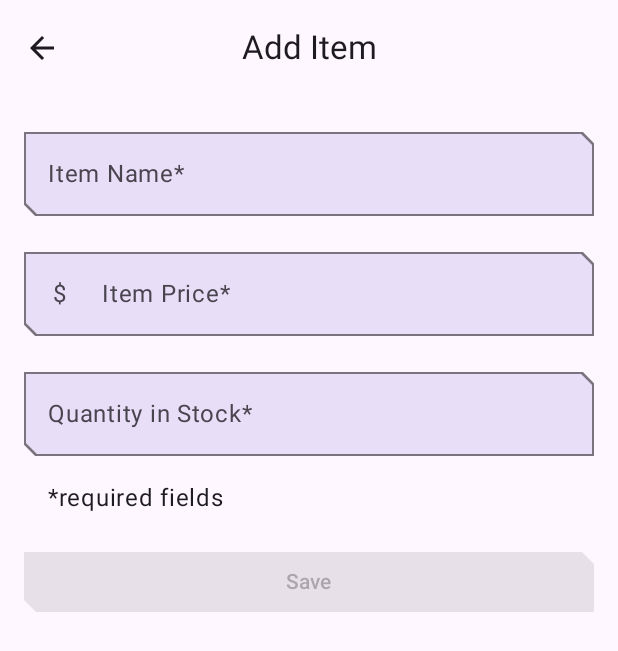
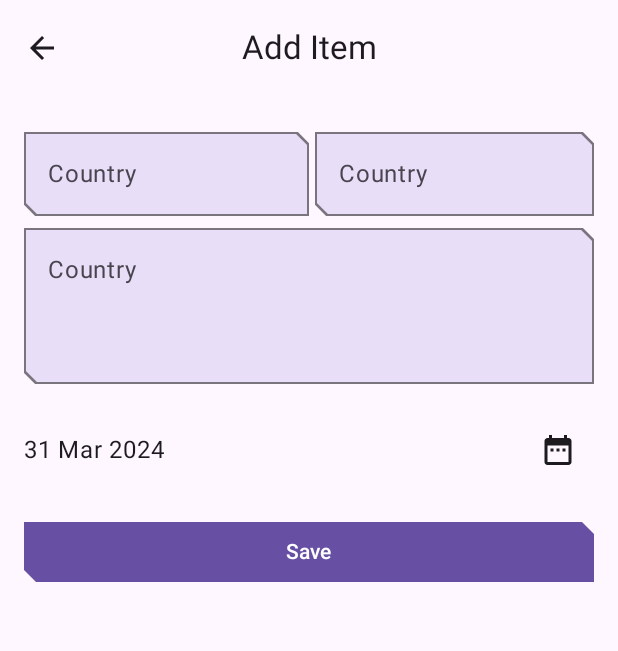
Before and after one commit to YahefuYusufu/LovelyTrip, an Android app built with Jetpack Compose: the ItemEntryScreen screen opened through its navigation route, on a phone screen of 412 x 824 dp. Shown: the top 651 px of the screen. Run offline under Robolectric (Android 15) with nearby library versions, the phone set to English and light mode, and no system bars; libraries missing offline, so code that uses them is left out: com.maxkeppeker.sheets, com.maxkeppeler.sheets.

Commit message:
saving the picked date to data base

```diff
--- a/app/build.gradle.kts
+++ b/app/build.gradle.kts
@@ -78,4 +78,8 @@ dependencies {
 
     //Splash API
     implementation(libs.androidx.core.splashscreen)
+
+    // Implementing the `core` module is mandatory for using other use cases.
+    implementation("com.maxkeppeler.sheets-compose-dialogs:core:1.0.2")
+    implementation("com.maxkeppeler.sheets-compose-dialogs:calendar:1.0.2")
 }
--- /dev/null
+++ b/app/src/main/java/com/example/inventory/components/DatePicker.kt
@@ -0,0 +1,60 @@
+package com.example.inventory.components
+
+import android.util.Log
+import androidx.compose.material3.Button
+import androidx.compose.material3.DatePicker
+import androidx.compose.material3.DatePickerDialog
+import androidx.compose.material3.DatePickerState
+import androidx.compose.material3.ExperimentalMaterial3Api
+import androidx.compose.material3.Text
+import androidx.compose.material3.TextButton
+import androidx.compose.runtime.Composable
+import com.maxkeppeker.sheets.core.models.base.rememberSheetState
+import com.maxkeppeler.sheets.calendar.CalendarDialog
+import com.maxkeppeler.sheets.calendar.models.CalendarConfig
+import com.maxkeppeler.sheets.calendar.models.CalendarSelection
+import java.time.Instant
+import java.time.LocalDate
+import java.time.ZoneId
+import java.time.format.DateTimeFormatter
+
+@OptIn(ExperimentalMaterial3Api::class)
+@Composable
+fun DatePicker(
+    state: DatePickerState,
+    isOpen: Boolean,
+    confirmButtonText: String = "OK",
+    dismissButtonText: String = "Cancel",
+    onDismissRequest: () -> Unit,
+    onConfirmButtonClicked: () -> Unit
+) {
+    if (isOpen) {
+        DatePickerDialog(
+            onDismissRequest = onDismissRequest,
+            confirmButton = {
+                TextButton(onClick = onConfirmButtonClicked) {
+                    Text(text = confirmButtonText)
+                }
+            },
+            dismissButton = {
+                TextButton(onClick = onDismissRequest) {
+                    Text(text = dismissButtonText)
+                }
+            }
+        ) {
+            DatePicker(
+                state = state
+            )
+        }
+    }
+}
+
+fun Long?.changeMillisToDateString(): String {
+    val date: LocalDate = this?.let {
+        Instant
+            .ofEpochMilli(it)
+            .atZone(ZoneId.systemDefault())
+            .toLocalDate()
+    } ?: LocalDate.now()
+    return date.format(DateTimeFormatter.ofPattern("dd MMM yyyy"))
+}
--- a/app/src/main/java/com/example/inventory/data/ItemDao.kt
+++ b/app/src/main/java/com/example/inventory/data/ItemDao.kt
@@ -30,7 +30,7 @@ import kotlinx.coroutines.flow.Flow
 @Dao
 interface ItemDao {
 
-    @Query("SELECT * from items ORDER BY name ASC")
+    @Query("SELECT * from items ORDER BY country & city ASC")
     fun getAllItems(): Flow<List<Item>>
 
     @Query("SELECT * from items WHERE id = :id")
--- a/app/src/main/java/com/example/inventory/data/LovelyTripDatabase.kt
+++ b/app/src/main/java/com/example/inventory/data/LovelyTripDatabase.kt
@@ -24,7 +24,7 @@ import androidx.room.RoomDatabase
 /**
  * Database class with a singleton Instance object.
  */
-@Database(entities = [Item::class], version = 1, exportSchema = false)
+@Database(entities = [Item::class], version = 2, exportSchema = false)
 abstract class LovelyTripDatabase : RoomDatabase() {
 
     abstract fun itemDao(): ItemDao
--- a/app/src/main/java/com/example/inventory/ui/item/ItemEntryScreen.kt
+++ /dev/null
@@ -1,175 +0,0 @@
-
-package com.example.inventory.ui.item
-
-import androidx.compose.foundation.layout.Arrangement
-import androidx.compose.foundation.layout.Column
-import androidx.compose.foundation.layout.fillMaxWidth
-import androidx.compose.foundation.layout.padding
-import androidx.compose.foundation.rememberScrollState
-import androidx.compose.foundation.text.KeyboardOptions
-import androidx.compose.foundation.verticalScroll
-import androidx.compose.material3.Button
-import androidx.compose.material3.ExperimentalMaterial3Api
-import androidx.compose.material3.MaterialTheme
-import androidx.compose.material3.OutlinedTextField
-import androidx.compose.material3.OutlinedTextFieldDefaults
-import androidx.compose.material3.Scaffold
-import androidx.compose.material3.Text
-import androidx.compose.runtime.Composable
-import androidx.compose.runtime.rememberCoroutineScope
-import androidx.compose.ui.Modifier
-import androidx.compose.ui.res.dimensionResource
-import androidx.compose.ui.res.stringResource
-import androidx.compose.ui.text.input.KeyboardType
-import androidx.compose.ui.tooling.preview.Preview
-import androidx.lifecycle.viewmodel.compose.viewModel
-import com.example.inventory.InventoryTopAppBar
-import com.example.inventory.R
-import com.example.inventory.ui.AppViewModelProvider
-import com.example.inventory.ui.navigation.NavigationDestination
-import com.example.inventory.ui.theme.InventoryTheme
-import kotlinx.coroutines.launch
-import java.util.Currency
-import java.util.Locale
-
-object ItemEntryDestination : NavigationDestination {
-    override val route = "item_entry"
-    override val titleRes = R.string.item_entry_title
-}
-
-@OptIn(ExperimentalMaterial3Api::class)
-@Composable
-fun ItemEntryScreen(
-    navigateBack: () -> Unit,
-    onNavigateUp: () -> Unit,
-    canNavigateBack: Boolean = true,
-    viewModel: ItemEntryViewModel = viewModel(factory = AppViewModelProvider.Factory)
-) {
-    val coroutineScope = rememberCoroutineScope()
-    Scaffold(
-        topBar = {
-            InventoryTopAppBar(
-                title = stringResource(ItemEntryDestination.titleRes),
-                canNavigateBack = canNavigateBack,
-                navigateUp = onNavigateUp
-            )
-        }
-    ) { innerPadding ->
-        ItemEntryBody(
-            itemUiState = viewModel.itemUiState,
-            onItemValueChange = viewModel::updateUiState,
-            onSaveClick = {
-                coroutineScope.launch {
-                    viewModel.saveItem()
-                    navigateBack()
-                }
-            },
-            modifier = Modifier
-                .padding(innerPadding)
-                .verticalScroll(rememberScrollState())
-                .fillMaxWidth()
-        )
-    }
-}
-
-@Composable
-fun ItemEntryBody(
-    itemUiState: ItemUiState,
-    onItemValueChange: (ItemDetails) -> Unit,
-    onSaveClick: () -> Unit,
-    modifier: Modifier = Modifier
-) {
-    Column(
-        modifier = modifier.padding(dimensionResource(id = R.dimen.padding_medium)),
-        verticalArrangement = Arrangement.spacedBy(dimensionResource(id = R.dimen.padding_large))
-    ) {
-        ItemInputForm(
-            itemDetails = itemUiState.itemDetails,
-            onValueChange = onItemValueChange,
-            modifier = Modifier.fillMaxWidth()
-        )
-        Button(
-            onClick = onSaveClick,
-            enabled = itemUiState.isEntryValid,
-            shape = MaterialTheme.shapes.small,
-            modifier = Modifier.fillMaxWidth()
-        ) {
-            Text(text = stringResource(R.string.save_action))
-        }
-    }
-}
-
-@OptIn(ExperimentalMaterial3Api::class)
-@Composable
-fun ItemInputForm(
-    itemDetails: ItemDetails,
-    modifier: Modifier = Modifier,
-    onValueChange: (ItemDetails) -> Unit = {},
-    enabled: Boolean = true
-) {
-    Column(
-        modifier = modifier,
-        verticalArrangement = Arrangement.spacedBy(dimensionResource(id = R.dimen.padding_medium))
-    ) {
-        OutlinedTextField(
-            value = itemDetails.name,
-            onValueChange = { onValueChange(itemDetails.copy(name = it)) },
-            label = { Text(stringResource(R.string.item_name_req)) },
-            colors = OutlinedTextFieldDefaults.colors(
-                focusedContainerColor = MaterialTheme.colorScheme.secondaryContainer,
-                unfocusedContainerColor = MaterialTheme.colorScheme.secondaryContainer,
-                disabledContainerColor = MaterialTheme.colorScheme.secondaryContainer,
-            ),
-            modifier = Modifier.fillMaxWidth(),
-            enabled = enabled,
-            singleLine = true
-        )
-        OutlinedTextField(
-            value = itemDetails.price,
-            onValueChange = { onValueChange(itemDetails.copy(price = it)) },
-            keyboardOptions = KeyboardOptions(keyboardType = KeyboardType.Decimal),
-            label = { Text(stringResource(R.string.item_price_req)) },
-            colors = OutlinedTextFieldDefaults.colors(
-                focusedContainerColor = MaterialTheme.colorScheme.secondaryContainer,
-                unfocusedContainerColor = MaterialTheme.colorScheme.secondaryContainer,
-                disabledContainerColor = MaterialTheme.colorScheme.secondaryContainer,
-            ),
-            leadingIcon = { Text(Currency.getInstance(Locale.getDefault()).symbol) },
-            modifier = Modifier.fillMaxWidth(),
-            enabled = enabled,
-            singleLine = true
-        )
-        OutlinedTextField(
-            value = itemDetails.quantity,
-            onValueChange = { onValueChange(itemDetails.copy(quantity = it)) },
-            keyboardOptions = KeyboardOptions(keyboardType = KeyboardType.Number),
-            label = { Text(stringResource(R.string.quantity_req)) },
-            colors = OutlinedTextFieldDefaults.colors(
-                focusedContainerColor = MaterialTheme.colorScheme.secondaryContainer,
-                unfocusedContainerColor = MaterialTheme.colorScheme.secondaryContainer,
-                disabledContainerColor = MaterialTheme.colorScheme.secondaryContainer,
-            ),
-            modifier = Modifier.fillMaxWidth(),
-            enabled = enabled,
-            singleLine = true
-        )
-        if (enabled) {
-            Text(
-                text = stringResource(R.string.required_fields),
-                modifier = Modifier.padding(start = dimensionResource(id = R.dimen.padding_medium))
-            )
-        }
-    }
-}
-
-@Preview(showBackground = true)
-@Composable
-private fun ItemEntryScreenPreview() {
-    InventoryTheme {
-        ItemEntryBody(itemUiState = ItemUiState(
-            ItemDetails(
-                name = "Item name", price = "10.00", quantity = "5"
-            )
-        ), onItemValueChange = {}, onSaveClick = {})
-    }
-}
--- a/app/src/main/java/com/example/inventory/ui/item/ItemEditScreen.kt
+++ b/app/src/main/java/com/example/inventory/ui/screens/ItemEditScreen.kt
@@ -1,5 +1,5 @@
 
-package com.example.inventory.ui.item
+package com.example.inventory.ui.screens
 
 import androidx.compose.foundation.layout.padding
 import androidx.compose.material3.ExperimentalMaterial3Api
@@ -13,6 +13,7 @@ import androidx.lifecycle.viewmodel.compose.viewModel
 import com.example.inventory.InventoryTopAppBar
 import com.example.inventory.R
 import com.example.inventory.ui.AppViewModelProvider
+import com.example.inventory.ui.viewModels.ItemEditViewModel
 import com.example.inventory.ui.navigation.NavigationDestination
 import com.example.inventory.ui.theme.InventoryTheme
 import kotlinx.coroutines.launch
--- /dev/null
+++ b/app/src/main/java/com/example/inventory/ui/screens/ItemEntryScreen.kt
@@ -0,0 +1,296 @@
+
+package com.example.inventory.ui.screens
+
+import android.os.Build
+import androidx.annotation.RequiresApi
+import androidx.compose.foundation.layout.Arrangement
+import androidx.compose.foundation.layout.Column
+import androidx.compose.foundation.layout.Row
+import androidx.compose.foundation.layout.fillMaxWidth
+import androidx.compose.foundation.layout.padding
+import androidx.compose.foundation.rememberScrollState
+import androidx.compose.foundation.text.KeyboardOptions
+import androidx.compose.foundation.verticalScroll
+import androidx.compose.material.icons.Icons
+import androidx.compose.material.icons.filled.DateRange
+import androidx.compose.material3.Button
+import androidx.compose.material3.ExperimentalMaterial3Api
+import androidx.compose.material3.Icon
+import androidx.compose.material3.IconButton
+import androidx.compose.material3.MaterialTheme
+import androidx.compose.material3.OutlinedTextField
+import androidx.compose.material3.OutlinedTextFieldDefaults
+import androidx.compose.material3.Scaffold
+import androidx.compose.material3.Text
+import androidx.compose.material3.rememberDatePickerState
+import androidx.compose.runtime.Composable
+import androidx.compose.runtime.getValue
+import androidx.compose.runtime.mutableStateOf
+import androidx.compose.runtime.rememberCoroutineScope
+import androidx.compose.runtime.saveable.rememberSaveable
+import androidx.compose.runtime.setValue
+import androidx.compose.ui.Alignment
+import androidx.compose.ui.Modifier
+import androidx.compose.ui.res.dimensionResource
+import androidx.compose.ui.res.stringResource
+import androidx.compose.ui.text.input.KeyboardType
+import androidx.compose.ui.tooling.preview.Preview
+import androidx.compose.ui.unit.dp
+import androidx.lifecycle.viewmodel.compose.viewModel
+import com.example.inventory.InventoryTopAppBar
+import com.example.inventory.R
+import com.example.inventory.components.DatePicker
+import com.example.inventory.components.changeMillisToDateString
+import com.example.inventory.ui.AppViewModelProvider
+import com.example.inventory.ui.viewModels.ItemDetails
+import com.example.inventory.ui.viewModels.ItemEntryViewModel
+import com.example.inventory.ui.viewModels.ItemUiState
+import com.example.inventory.ui.navigation.NavigationDestination
+import com.example.inventory.ui.theme.InventoryTheme
+import kotlinx.coroutines.launch
+import java.time.Instant
+import java.util.Currency
+import java.util.Locale
+
+object ItemEntryDestination : NavigationDestination {
+    override val route = "item_entry"
+    override val titleRes = R.string.item_entry_title
+}
+
+@RequiresApi(Build.VERSION_CODES.O)
+@OptIn(ExperimentalMaterial3Api::class)
+@Composable
+fun ItemEntryScreen(
+    navigateBack: () -> Unit,
+    onNavigateUp: () -> Unit,
+    canNavigateBack: Boolean = true,
+    viewModel: ItemEntryViewModel = viewModel(factory = AppViewModelProvider.Factory)
+) {
+    val coroutineScope = rememberCoroutineScope()
+    Scaffold(
+        topBar = {
+            InventoryTopAppBar(
+                title = stringResource(ItemEntryDestination.titleRes),
+                canNavigateBack = canNavigateBack,
+                navigateUp = onNavigateUp
+            )
+        }
+    ) { innerPadding ->
+        ItemEntryBody(
+            itemUiState = viewModel.itemUiState,
+            onItemValueChange = viewModel::updateUiState,
+            onSaveClick = {
+                coroutineScope.launch {
+                    viewModel.saveItem()
+                    navigateBack()
+                }
+            },
+            modifier = Modifier
+                .padding(innerPadding)
+                .verticalScroll(rememberScrollState())
+                .fillMaxWidth()
+        )
+    }
+}
+
+@RequiresApi(Build.VERSION_CODES.O)
+@OptIn(ExperimentalMaterial3Api::class)
+@Composable
+fun ItemEntryBody(
+    itemUiState: ItemUiState,
+    onItemValueChange: (ItemDetails) -> Unit,
+    onSaveClick: () -> Unit,
+    modifier: Modifier = Modifier
+) {
+    var isDataPickerDialogOpen by rememberSaveable  { mutableStateOf(false) }
+    val datePickerState = rememberDatePickerState(
+        initialSelectedDateMillis = Instant.now().toEpochMilli())
+
+    Column(
+        modifier = modifier.padding(dimensionResource(id = R.dimen.padding_medium)),
+        verticalArrangement = Arrangement.spacedBy(dimensionResource(id = R.dimen.padding_large))
+    ) {
+        ItemInputForm(
+            itemDetails = itemUiState.itemDetails,
+            onValueChange = onItemValueChange,
+            modifier = Modifier.fillMaxWidth()
+        )
+        DatePicker(
+            state = datePickerState,
+            isOpen = isDataPickerDialogOpen,
+            onDismissRequest = {
+                isDataPickerDialogOpen =false
+            },
+            onConfirmButtonClicked = {
+                isDataPickerDialogOpen = false
+            })
+        Row(
+            modifier = Modifier
+                .fillMaxWidth(),
+            horizontalArrangement = Arrangement.SpaceBetween,
+            verticalAlignment = Alignment.CenterVertically
+        ){
+            Text(
+                text = datePickerState.selectedDateMillis.changeMillisToDateString(),
+                style = MaterialTheme.typography.bodyLarge
+            )
+
+            IconButton(
+                onClick = {
+                    isDataPickerDialogOpen = true
+                }) {
+                Icon(
+                    imageVector = Icons.Default.DateRange,
+                    contentDescription = null
+                )
+            }
+        }
+        Button(
+            onClick = onSaveClick,
+            shape = MaterialTheme.shapes.small,
+            modifier = Modifier.fillMaxWidth()
+        ) {
+            Text(text = stringResource(R.string.save_action))
+        }
+    }
+}
+
+
+
+@Composable
+fun ItemInputForm(
+    itemDetails: ItemDetails,
+    modifier: Modifier = Modifier,
+    onValueChange: (ItemDetails) -> Unit = {},
+    enabled: Boolean = true
+) {
+    Column {
+        Row(
+            modifier = Modifier.fillMaxWidth(),
+            horizontalArrangement = Arrangement.SpaceBetween
+        ){
+            OutlinedTextField(
+                value = itemDetails.country,
+                onValueChange = { onValueChange(itemDetails.copy(country = it)) },
+                label = { Text(stringResource(R.string.country)) },
+                colors = OutlinedTextFieldDefaults.colors(
+                    focusedContainerColor = MaterialTheme.colorScheme.secondaryContainer,
+                    unfocusedContainerColor = MaterialTheme.colorScheme.secondaryContainer,
+                    disabledContainerColor = MaterialTheme.colorScheme.secondaryContainer,
+                ),
+                modifier = Modifier.weight(1f),
+                enabled = enabled,
+                singleLine = true
+            )
+            OutlinedTextField(
+                value = itemDetails.city,
+                onValueChange = { onValueChange(itemDetails.copy(city = it)) },
+                label = { Text(stringResource(R.string.city)) },
+                colors = OutlinedTextFieldDefaults.colors(
+                    focusedContainerColor = MaterialTheme.colorScheme.secondaryContainer,
+                    unfocusedContainerColor = MaterialTheme.colorScheme.secondaryContainer,
+                    disabledContainerColor = MaterialTheme.colorScheme.secondaryContainer,
+                ),
+                modifier = Modifier
+                    .weight(1f)
+                    .padding(start = 4.dp)
+                ,
+                enabled = enabled,
+                singleLine = true
+            )
+        }
+        OutlinedTextField(
+            value = itemDetails.summary,
+            onValueChange = { onValueChange(itemDetails.copy(summary = it)) },
+            label = { Text(stringResource(R.string.summary)) },
+            minLines = 3,
+            maxLines = 5,
+            colors = OutlinedTextFieldDefaults.colors(
+                focusedContainerColor = MaterialTheme.colorScheme.secondaryContainer,
+                unfocusedContainerColor = MaterialTheme.colorScheme.secondaryContainer,
+                disabledContainerColor = MaterialTheme.colorScheme.secondaryContainer,
+            ),
+            modifier = Modifier.fillMaxWidth(),
+            enabled = enabled,
+            singleLine = false,
+        )
+    }
+
+}
+
+@RequiresApi(Build.VERSION_CODES.O)
+@Preview(showBackground = true)
+@Composable
+private fun ItemEntryScreenPreview() {
+    InventoryTheme {
+        ItemEntryBody(itemUiState = ItemUiState(
+            ItemDetails(
+                country = "Sweden", city = "Malmo", summary = "Visited to a lot place."
+            )
+        ), onItemValueChange = {}, onSaveClick = {})
+    }
+}
+
+
+
+//@Composable
+//fun ItemInputForm(
+//    itemDetails: ItemDetails,
+//    modifier: Modifier = Modifier,
+//    onValueChange: (ItemDetails) -> Unit = {},
+////    enabled: Boolean = true
+//) {
+//    Column(
+//        modifier = modifier,
+//        verticalArrangement = Arrangement.spacedBy(dimensionResource(id = R.dimen.padding_medium))
+//    ) {
+//        OutlinedTextField(
+//            value = itemDetails.name,
+//            onValueChange = { onValueChange(itemDetails.copy(name = it)) },
+//            label = { Text(stringResource(R.string.item_name_req)) },
+//            colors = OutlinedTextFieldDefaults.colors(
+//                focusedContainerColor = MaterialTheme.colorScheme.secondaryContainer,
+//                unfocusedContainerColor = MaterialTheme.colorScheme.secondaryContainer,
+//                disabledContainerColor = MaterialTheme.colorScheme.secondaryContainer,
+//            ),
+//            modifier = Modifier.fillMaxWidth(),
+////            enabled = enabled,
+//            singleLine = true
+//        )
+//        OutlinedTextField(
+//            value = itemDetails.price,
+//            onValueChange = { onValueChange(itemDetails.copy(price = it)) },
+//            keyboardOptions = KeyboardOptions(keyboardType = KeyboardType.Decimal),
+//            label = { Text(stringResource(R.string.item_price_req)) },
+//            colors = OutlinedTextFieldDefaults.colors(
+//                focusedContainerColor = MaterialTheme.colorScheme.secondaryContainer,
+//                unfocusedContainerColor = MaterialTheme.colorScheme.secondaryContainer,
+//                disabledContainerColor = MaterialTheme.colorScheme.secondaryContainer,
+//            ),
+//            leadingIcon = { Text(Currency.getInstance(Locale.getDefault()).symbol) },
+//            modifier = Modifier.fillMaxWidth(),
+////            enabled = enabled,
+//            singleLine = true
+//        )
+//        OutlinedTextField(
+//            value = itemDetails.quantity,
+//            onValueChange = { onValueChange(itemDetails.copy(quantity = it)) },
+//            keyboardOptions = KeyboardOptions(keyboardType = KeyboardType.Number),
+//            label = { Text(stringResource(R.string.quantity_req)) },
+//            colors = OutlinedTextFieldDefaults.colors(
+//                focusedContainerColor = MaterialTheme.colorScheme.secondaryContainer,
+//                unfocusedContainerColor = MaterialTheme.colorScheme.secondaryContainer,
+//                disabledContainerColor = MaterialTheme.colorScheme.secondaryContainer,
+//            ),
+//            modifier = Modifier.fillMaxWidth(),
+////            enabled = enabled,
+//            singleLine = true
+//        )
+////        if (enabled) {
+////            Text(
+////                text = stringResource(R.string.required_fields),
+////                modifier = Modifier.padding(start = dimensionResource(id = R.dimen.padding_medium))
+////            )
+////        }
+//    }
+//}
--- a/app/src/main/java/com/example/inventory/ui/home/HomeViewModel.kt
+++ b/app/src/main/java/com/example/inventory/ui/viewModels/HomeViewModel.kt
@@ -1,6 +1,6 @@
 
 
-package com.example.inventory.ui.home
+package com.example.inventory.ui.viewModels
 
 import androidx.lifecycle.ViewModel
 import androidx.lifecycle.viewModelScope
--- a/app/src/main/res/values/strings.xml
+++ b/app/src/main/res/values/strings.xml
@@ -19,4 +19,9 @@
     <string name="save_action">Save</string>
     <string name="sell">Sell</string>
     <string name="yes">Yes</string>
+    <string name="country">Country</string>
+    <string name="city">Country</string>
+    <string name="summary">Country</string>
+    <string name="addedDate">Country</string>
+
     <string name="required_fields">*required fields</string></resources>
```
Also changed, not shown: app/src/main/java/com/example/inventory/data/Item.kt (+23 -3 lines), app/src/main/java/com/example/inventory/ui/AppViewModelProvider.kt (+4 -4 lines), app/src/main/java/com/example/inventory/ui/navigation/InventoryNavGraph.kt (+8 -8 lines), app/src/main/java/com/example/inventory/ui/screens/HomeScreen.kt (renamed from app/src/main/java/com/example/inventory/ui/home/HomeScreen.kt, +7 -22 lines), app/src/main/java/com/example/inventory/ui/screens/ItemDetailsScreen.kt (renamed from app/src/main/java/com/example/inventory/ui/item/ItemDetailsScreen.kt, +15 -6 lines), app/src/main/java/com/example/inventory/ui/viewModels/ItemDetailsViewModel.kt (renamed from app/src/main/java/com/example/inventory/ui/item/ItemDetailsViewModel.kt, +6 -5 lines), app/src/main/java/com/example/inventory/ui/viewModels/ItemEditViewModel.kt (renamed from app/src/main/java/com/example/inventory/ui/item/ItemEditViewModel.kt, +11 -10 lines), app/src/main/java/com/example/inventory/ui/viewModels/ItemEntryViewModel.kt (renamed from app/src/main/java/com/example/inventory/ui/item/ItemEntryViewModel.kt, +25 -27 lines).
